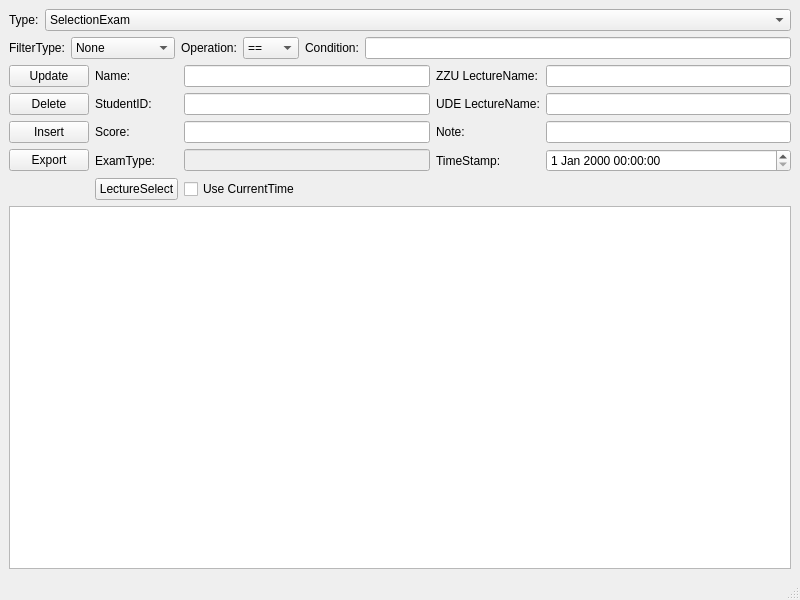
This is scoremgr.ui in jszhtian/StudentMgr as Qt 5 draws it before an edit. The edited form follows.
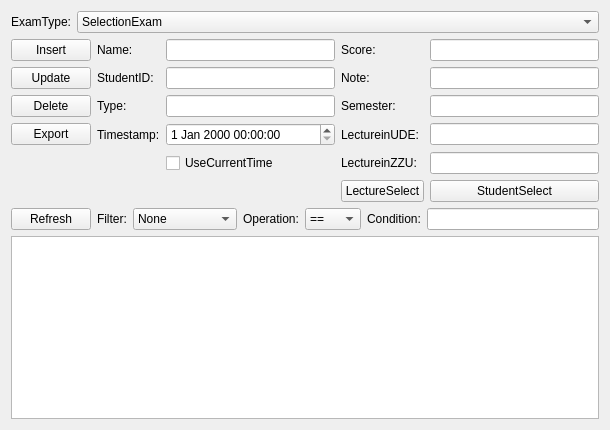
This is the edited form.

Commit message: exam editor finish

```diff
--- a/scoremgr.ui
+++ b/scoremgr.ui
@@ -1,24 +1,23 @@
 <?xml version="1.0" encoding="UTF-8"?>
 <ui version="4.0">
  <class>ScoreMgr</class>
- <widget class="QMainWindow" name="ScoreMgr">
+ <widget class="QWidget" name="ScoreMgr">
   <property name="geometry">
    <rect>
     <x>0</x>
     <y>0</y>
-    <width>800</width>
-    <height>600</height>
+    <width>610</width>
+    <height>430</height>
    </rect>
   </property>
   <property name="windowTitle">
    <string>MainWindow</string>
   </property>
-  <widget class="QWidget" name="centralwidget">
    <layout class="QVBoxLayout" name="verticalLayout">
     <item>
      <layout class="QHBoxLayout" name="horizontalLayout">
       <item>
-       <widget class="QLabel" name="label_5">
+      <widget class="QLabel" name="label_9">
         <property name="sizePolicy">
          <sizepolicy hsizetype="Fixed" vsizetype="Preferred">
           <horstretch>0</horstretch>
@@ -26,7 +25,7 @@
          </sizepolicy>
         </property>
         <property name="text">
-         <string>Type:</string>
+        <string>ExamType:</string>
         </property>
        </widget>
       </item>
@@ -52,23 +51,170 @@
      </layout>
     </item>
     <item>
-     <layout class="QGridLayout" name="gridLayout_2">
-      <item row="0" column="4">
-       <widget class="QLabel" name="label_12">
+    <layout class="QGridLayout" name="gridLayout">
+     <item row="2" column="4">
+      <widget class="QLineEdit" name="SemesterEdit"/>
+     </item>
+     <item row="4" column="3">
+      <widget class="QLabel" name="label_3">
         <property name="text">
-         <string>Condition:</string>
+        <string>LectureinZZU:</string>
         </property>
        </widget>
       </item>
-      <item row="0" column="0">
+     <item row="3" column="1">
+      <widget class="QLabel" name="label_7">
+       <property name="text">
+        <string>Timestamp:</string>
+       </property>
+      </widget>
+     </item>
+     <item row="2" column="2">
+      <widget class="QLineEdit" name="LectureTypeEdit"/>
+     </item>
+     <item row="4" column="4">
+      <widget class="QLineEdit" name="ZZUEdit"/>
+     </item>
+     <item row="6" column="3">
+      <widget class="QPushButton" name="LecSelButton">
+       <property name="text">
+        <string>LectureSelect</string>
+       </property>
+      </widget>
+     </item>
+     <item row="4" column="2">
+      <widget class="QCheckBox" name="timeoptionBox">
+       <property name="text">
+        <string>UseCurrentTime</string>
+       </property>
+      </widget>
+     </item>
+     <item row="3" column="4">
+      <widget class="QLineEdit" name="UDEEdit">
+       <property name="enabled">
+        <bool>true</bool>
+       </property>
+      </widget>
+     </item>
+     <item row="3" column="2">
+      <widget class="QDateTimeEdit" name="dateTimeEdit"/>
+     </item>
+     <item row="2" column="1">
        <widget class="QLabel" name="label_10">
         <property name="text">
-         <string>FilterType:</string>
+        <string>Type:</string>
         </property>
        </widget>
       </item>
       <item row="0" column="1">
-       <widget class="QComboBox" name="FiltertypeBox">
+      <widget class="QLabel" name="label">
+       <property name="text">
+        <string>Name:</string>
+       </property>
+      </widget>
+     </item>
+     <item row="2" column="3">
+      <widget class="QLabel" name="label_8">
+       <property name="text">
+        <string>Semester:</string>
+       </property>
+      </widget>
+     </item>
+     <item row="3" column="3">
+      <widget class="QLabel" name="label_4">
+       <property name="text">
+        <string>LectureinUDE:</string>
+       </property>
+      </widget>
+     </item>
+     <item row="1" column="3">
+      <widget class="QLabel" name="label_6">
+       <property name="text">
+        <string>Note:</string>
+       </property>
+      </widget>
+     </item>
+     <item row="0" column="3">
+      <widget class="QLabel" name="label_5">
+       <property name="text">
+        <string>Score:</string>
+       </property>
+      </widget>
+     </item>
+     <item row="1" column="1">
+      <widget class="QLabel" name="label_2">
+       <property name="text">
+        <string>StudentID:</string>
+       </property>
+      </widget>
+     </item>
+     <item row="0" column="4">
+      <widget class="QLineEdit" name="ScoreEdit"/>
+     </item>
+     <item row="0" column="2">
+      <widget class="QLineEdit" name="NameEdit"/>
+     </item>
+     <item row="1" column="2">
+      <widget class="QLineEdit" name="IDEdit"/>
+     </item>
+     <item row="1" column="4">
+      <widget class="QLineEdit" name="NoteEdit"/>
+     </item>
+     <item row="0" column="0">
+      <widget class="QPushButton" name="InsertButton">
+       <property name="text">
+        <string>Insert</string>
+       </property>
+      </widget>
+     </item>
+     <item row="1" column="0">
+      <widget class="QPushButton" name="UpdateButton">
+       <property name="text">
+        <string>Update</string>
+       </property>
+      </widget>
+     </item>
+     <item row="2" column="0">
+      <widget class="QPushButton" name="DeleteButton">
+       <property name="text">
+        <string>Delete</string>
+       </property>
+      </widget>
+     </item>
+     <item row="3" column="0">
+      <widget class="QPushButton" name="ExportButton">
+       <property name="text">
+        <string>Export</string>
+       </property>
+      </widget>
+     </item>
+     <item row="6" column="4">
+      <widget class="QPushButton" name="SelStuButton">
+       <property name="text">
+        <string>StudentSelect</string>
+       </property>
+      </widget>
+     </item>
+    </layout>
+   </item>
+   <item>
+    <layout class="QHBoxLayout" name="horizontalLayout_2">
+     <item>
+      <widget class="QPushButton" name="RefButton">
+       <property name="text">
+        <string>Refresh</string>
+       </property>
+      </widget>
+     </item>
+     <item>
+      <widget class="QLabel" name="label_11">
+       <property name="text">
+        <string>Filter:</string>
+       </property>
+      </widget>
+     </item>
+     <item>
+      <widget class="QComboBox" name="FilterBox">
         <item>
          <property name="text">
           <string>None</string>
@@ -99,16 +245,21 @@
           <string>Note</string>
          </property>
         </item>
-       </widget>
-      </item>
-      <item row="0" column="2">
-       <widget class="QLabel" name="label_11">
+       <item>
+        <property name="text">
+         <string>Score</string>
+        </property>
+       </item>
+      </widget>
+     </item>
+     <item>
+      <widget class="QLabel" name="label_12">
         <property name="text">
          <string>Operation:</string>
         </property>
        </widget>
       </item>
-      <item row="0" column="3">
+     <item>
        <widget class="QComboBox" name="OperationBox">
         <item>
          <property name="text">
@@ -142,157 +293,36 @@
         </item>
        </widget>
       </item>
-      <item row="0" column="5">
-       <widget class="QLineEdit" name="ConditionEdit"/>
-      </item>
-     </layout>
-    </item>
     <item>
-     <layout class="QGridLayout" name="gridLayout">
-      <item row="2" column="4">
-       <widget class="QLineEdit" name="NoteEdit"/>
-      </item>
-      <item row="0" column="4">
-       <widget class="QLineEdit" name="ZZUnameEdit"/>
-      </item>
-      <item row="0" column="1">
-       <widget class="QLabel" name="label">
+      <widget class="QLabel" name="label_13">
         <property name="text">
-         <string>Name:</string>
+        <string>Condition:</string>
         </property>
        </widget>
       </item>
-      <item row="1" column="1">
-       <widget class="QLabel" name="label_2">
-        <property name="text">
-         <string>StudentID:</string>
-        </property>
-       </widget>
-      </item>
-      <item row="0" column="3">
-       <widget class="QLabel" name="label_3">
-        <property name="text">
-         <string>ZZU LectureName:</string>
-        </property>
-       </widget>
-      </item>
-      <item row="1" column="0">
-       <widget class="QPushButton" name="deleteButton">
-        <property name="text">
-         <string>Delete</string>
-        </property>
-       </widget>
-      </item>
-      <item row="2" column="1">
-       <widget class="QLabel" name="label_6">
-        <property name="text">
-         <string>Score:</string>
-        </property>
-       </widget>
-      </item>
-      <item row="2" column="3">
-       <widget class="QLabel" name="label_7">
-        <property name="text">
-         <string>Note:</string>
+     <item>
+      <widget class="QLineEdit" name="conditonEdit"/>
+     </item>
+    </layout>
+   </item>
+   <item>
+    <layout class="QHBoxLayout" name="horizontalLayout_3">
+     <item>
+      <widget class="QTableView" name="tableView">
+       <property name="editTriggers">
+        <set>QAbstractItemView::NoEditTriggers</set>
+       </property>
+       <property name="selectionMode">
+        <enum>QAbstractItemView::SingleSelection</enum>
+       </property>
+       <property name="selectionBehavior">
+        <enum>QAbstractItemView::SelectRows</enum>
         </property>
        </widget>
       </item>
-      <item row="1" column="2">
-       <widget class="QLineEdit" name="IDEdit"/>
-      </item>
-      <item row="3" column="0">
-       <widget class="QPushButton" name="ExportButton">
-        <property name="text">
-         <string>Export</string>
-        </property>
-       </widget>
-      </item>
-      <item row="2" column="2">
-       <widget class="QLineEdit" name="ScoreEdit"/>
-      </item>
-      <item row="0" column="2">
-       <widget class="QLineEdit" name="NameEdit"/>
-      </item>
-      <item row="2" column="0">
-       <widget class="QPushButton" name="InsertButton">
-        <property name="text">
-         <string>Insert</string>
-        </property>
-       </widget>
-      </item>
-      <item row="1" column="4">
-       <widget class="QLineEdit" name="UDENameEdit"/>
-      </item>
-      <item row="1" column="3">
-       <widget class="QLabel" name="label_4">
-        <property name="text">
-         <string>UDE LectureName:</string>
-        </property>
-       </widget>
-      </item>
-      <item row="3" column="1">
-       <widget class="QLabel" name="label_8">
-        <property name="text">
-         <string>ExamType:</string>
-        </property>
-       </widget>
-      </item>
-      <item row="3" column="2">
-       <widget class="QLineEdit" name="TypeEdit">
-        <property name="enabled">
-         <bool>false</bool>
-        </property>
-       </widget>
-      </item>
-      <item row="0" column="0">
-       <widget class="QPushButton" name="UPDButton">
-        <property name="text">
-         <string>Update</string>
-        </property>
-       </widget>
-      </item>
-      <item row="3" column="3">
-       <widget class="QLabel" name="label_9">
-        <property name="text">
-         <string>TimeStamp:</string>
-        </property>
-       </widget>
-      </item>
-      <item row="3" column="4">
-       <widget class="QDateTimeEdit" name="timestampEdit"/>
-      </item>
-      <item row="4" column="1">
-       <widget class="QPushButton" name="SelLectureButton">
-        <property name="text">
-         <string>LectureSelect</string>
-        </property>
-       </widget>
-      </item>
-      <item row="4" column="2">
-       <widget class="QCheckBox" name="TimeCheckBox">
-        <property name="text">
-         <string>Use CurrentTime</string>
-        </property>
-       </widget>
-      </item>
-     </layout>
-    </item>
-    <item>
-     <widget class="QTableView" name="tableView"/>
-    </item>
-   </layout>
-  </widget>
-  <widget class="QMenuBar" name="menubar">
-   <property name="geometry">
-    <rect>
-     <x>0</x>
-     <y>0</y>
-     <width>800</width>
-     <height>23</height>
-    </rect>
-   </property>
-  </widget>
-  <widget class="QStatusBar" name="statusbar"/>
+    </layout>
+   </item>
+  </layout>
  </widget>
  <resources/>
  <connections/>
```
Left out of the diff: 14 changed lines with no effect on the pictures. Lines whose indentation alone changed are shown as unchanged. The commit also changes 28 other files.
